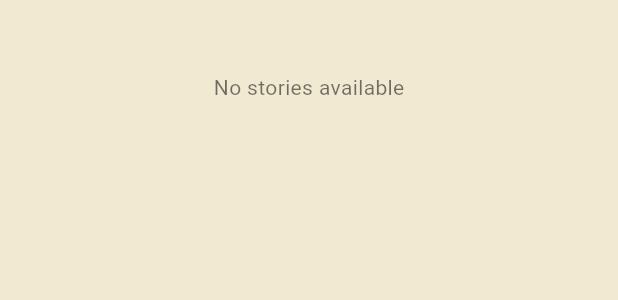
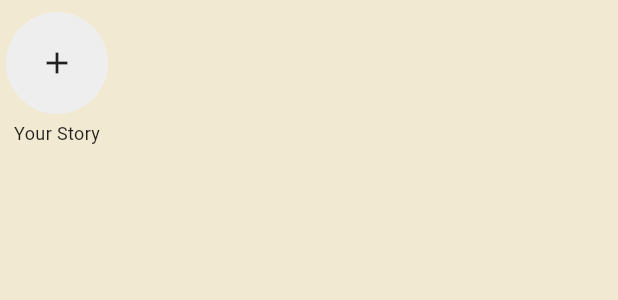
Before and after one commit to FelixMDP/UAS_PAB, a Flutter app: the StoryList widget shown alone on an empty page, opened directly, on a phone screen of 412 x 824 dp. Shown: the top 300 px of the screen. Run offline on Flutter 3.47's test engine with Material 3 defaults, Android fonts, the phone set to English and light mode, and no system bars; our stand-ins replace animated_text_kit, cached_network_image, cloud_firestore, curved_navigation_bar, firebase_auth, firebase_core and 10 more; accounts and stored records are empty.

Commit message:
step 1 story

```diff
--- a/frkthreads/lib/screens/signinscreen.dart
+++ b/frkthreads/lib/screens/signinscreen.dart
@@ -99,7 +99,7 @@ class SignInScreenState extends State<SignInScreen> with SingleTickerProviderSta
                               decoration: InputDecoration(
                                 filled: true,
                                 fillColor: inputFillColor,
-                                labelText: 'Username',
+                                labelText: 'Email',
                                 labelStyle: TextStyle(color: textColor),
                                 floatingLabelBehavior: FloatingLabelBehavior.never,
                                 border: OutlineInputBorder(
--- a/frkthreads/lib/widgets/story_list.dart
+++ b/frkthreads/lib/widgets/story_list.dart
@@ -6,6 +6,7 @@ import 'package:frkthreads/models/story.dart';
 import 'package:frkthreads/providers/theme_provider.dart';
 import 'package:frkthreads/screens/story_screen.dart';
 import 'package:cached_network_image/cached_network_image.dart';
+import 'package:timeago/timeago.dart' as timeago;
 
 class StoryList extends StatelessWidget {
   const StoryList({Key? key}) : super(key: key);
@@ -41,27 +42,37 @@ class StoryList extends StatelessWidget {
               .map((doc) => Story.fromFirestore(doc))
               .toList();
 
+          final currentUser = FirebaseAuth.instance.currentUser;
+          Story? userStory;
+try {
+  userStory = stories.firstWhere((story) => story.userId == currentUser?.uid);
+} catch (_) {
+  userStory = null;
+}
+
+          final otherStories = stories
+              .where((story) => story.userId != currentUser?.uid)
+              .toList();
+
           if (stories.isEmpty) {
-            return Center(
-              child: Text(
-                'No stories available',
-                style: TextStyle(
-                  color: isDark ? Colors.white70 : Colors.black54,
-                ),
-              ),
+            // Instead of showing "No stories available", show only the add story button
+            return ListView(
+              scrollDirection: Axis.horizontal,
+              children: [
+                _buildAddStoryButton(context, isDark, null),
+              ],
             );
           }
 
           return ListView.builder(
             scrollDirection: Axis.horizontal,
-            itemCount: stories.length + 1, // +1 for add story button
+            itemCount: otherStories.length + 1, // +1 for user story button
             itemBuilder: (context, index) {
               if (index == 0) {
-                return _buildAddStoryButton(context, isDark);
+                return _buildAddStoryButton(context, isDark, userStory);
               }
 
           final story = stories[index - 1];
-              final currentUser = FirebaseAuth.instance.currentUser;
           final isViewed = story.isViewed(currentUser?.uid ?? '');
 
           return GestureDetector(
@@ -76,28 +87,15 @@ class StoryList extends StatelessWidget {
                     padding: const EdgeInsets.all(2),
                     decoration: BoxDecoration(
   shape: BoxShape.circle,
-                          gradient: isViewed
-                              ? null
-                              : const LinearGradient(
-                                  colors: [
-                                    Color(0xFF833AB4),
-                                    Color(0xFFF77737),
-                                    Color(0xFFE1306C),
-                                  ],
-                                  begin: Alignment.topRight,
-                                  end: Alignment.bottomLeft,
+  border: Border.all(
+    color: isViewed ? Colors.grey : Colors.green,
+    width: 3,
   ),
-                          color: isViewed ? Colors.grey : null,
 ),
+
                     child: Container(
                       decoration: BoxDecoration(
                         shape: BoxShape.circle,
-                            border: Border.all(
-                              color: isDark
-                                  ? const Color(0xFF293133)
-                                  : const Color(0xFFF1E9D2),
-                              width: 3,
-                            ),
                       ),
                       child: CircleAvatar(
                         backgroundImage:
@@ -115,6 +113,14 @@ class StoryList extends StatelessWidget {
                       color: isDark ? Colors.white70 : Colors.black87,
                     ),
                   ),
+                  Text(
+  timeago.format(story.createdAt),
+  style: TextStyle(
+    fontSize: 10,
+    color: isDark ? Colors.white38 : Colors.black38,
+  ),
+),
+
                 ],
               ),
             ),
@@ -126,22 +132,37 @@ class StoryList extends StatelessWidget {
     );
   }
 
-  Widget _buildAddStoryButton(BuildContext context, bool isDark) {
+  Widget _buildAddStoryButton(BuildContext context, bool isDark, Story? userStory) {
     return Container(
       margin: const EdgeInsets.symmetric(horizontal: 4),
       child: Column(
         children: [
-          Container(
+          GestureDetector(
+            onTap: () {
+              if (userStory == null) {
+                _addStory(context);
+              } else {
+                _showStory(context, [userStory], 0);
+              }
+            },
+            child: Container(
               width: 68,
               height: 68,
               decoration: BoxDecoration(
                 shape: BoxShape.circle,
-              color: isDark ? Colors.grey[800] : Colors.grey[200],
+                color: userStory == null
+                    ? (isDark ? Colors.grey[800] : Colors.grey[200])
+                    : Colors.red,
               ),
-            child: IconButton(
-              icon: const Icon(Icons.add),
+              child: userStory == null
+                  ? Icon(
+                      Icons.add,
                       color: isDark ? Colors.white : Colors.black87,
-              onPressed: () => _addStory(context),
+                    )
+                  : CircleAvatar(
+                      backgroundImage:
+                          CachedNetworkImageProvider(userStory.imageUrl),
+                    ),
             ),
           ),
           const SizedBox(height: 4),
--- a/frkthreads/pubspec.yaml
+++ b/frkthreads/pubspec.yaml
@@ -29,6 +29,7 @@ dependencies:
   url_launcher: ^6.3.1
   share_plus: ^11.0.0
   cached_network_image: ^3.4.1
+  timeago: ^3.7.1
 
 dev_dependencies:
   flutter_test:
```
Also changed, not shown: frkthreads/lib/models/story.dart (+12 -10 lines), frkthreads/pubspec.lock. Lines whose indentation alone changed are shown as unchanged.
